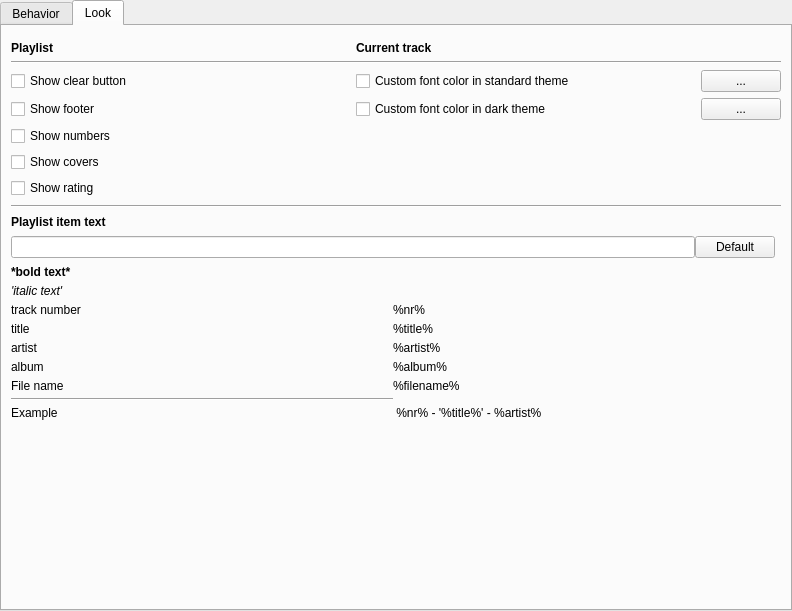
First picture: the form in src/Gui/Preferences/Playlist/GUI_PlaylistPreferences.ui, repository Inferno214221/sayonara-player, before the edit.
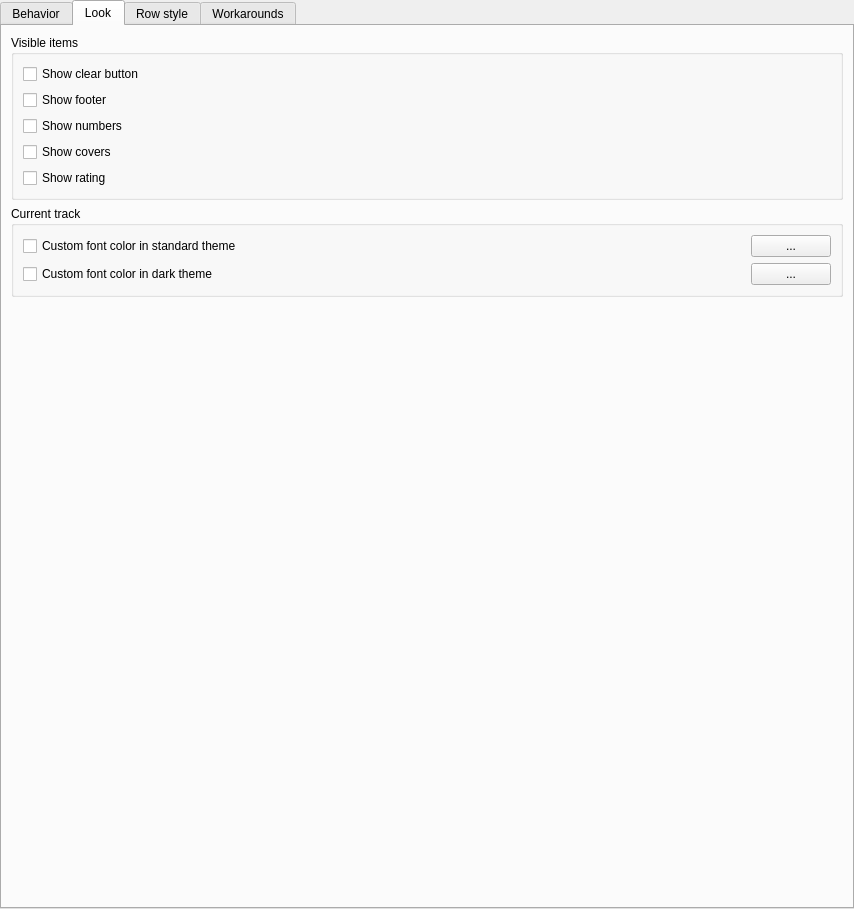
Second picture: the form after the edit. The open tabs and pages were chosen to show the change.

Commit message:
add workaround for starting in paused mode
Starting in paused mode may lead to unwanted delay when starting playback.

Patch:
```diff
--- a/src/Gui/Preferences/Playlist/GUI_PlaylistPreferences.ui
+++ b/src/Gui/Preferences/Playlist/GUI_PlaylistPreferences.ui
@@ -6,8 +6,8 @@
    <rect>
     <x>0</x>
     <y>0</y>
-    <width>792</width>
-    <height>611</height>
+    <width>854</width>
+    <height>909</height>
    </rect>
   </property>
   <layout class="QGridLayout" name="gridLayout">
@@ -179,15 +179,211 @@
       <attribute name="title">
        <string>Look</string>
       </attribute>
+      <layout class="QVBoxLayout" name="verticalLayout_7">
+       <item>
+        <widget class="QGroupBox" name="groupBox_4">
+         <property name="title">
+          <string>Visible items</string>
+         </property>
+         <layout class="QVBoxLayout" name="verticalLayout_9">
+          <item>
+           <widget class="QCheckBox" name="cbShowClearButton">
+            <property name="text">
+             <string>Show clear button</string>
+            </property>
+           </widget>
+          </item>
+          <item>
+           <widget class="QCheckBox" name="cbShowBottomBar">
+            <property name="text">
+             <string>Show footer</string>
+            </property>
+           </widget>
+          </item>
+          <item>
+           <widget class="QCheckBox" name="cbShowNumbers">
+            <property name="text">
+             <string>Show numbers</string>
+            </property>
+           </widget>
+          </item>
+          <item>
+           <widget class="QCheckBox" name="cbShowCovers">
+            <property name="text">
+             <string>Show covers</string>
+            </property>
+           </widget>
+          </item>
+          <item>
+           <widget class="QCheckBox" name="cbShowRating">
+            <property name="text">
+             <string>Show rating</string>
+            </property>
+           </widget>
+          </item>
+         </layout>
+        </widget>
+       </item>
+       <item>
+        <widget class="QGroupBox" name="groupBox_5">
+         <property name="title">
+          <string>Current track</string>
+         </property>
       <layout class="QGridLayout" name="gridLayout_3">
-       <property name="verticalSpacing">
-        <number>7</number>
-       </property>
-       <item row="11" column="0">
-        <layout class="QGridLayout" name="gridLayout_5">
-         <property name="verticalSpacing">
-          <number>5</number>
-         </property>
+          <item row="0" column="0">
+           <widget class="QCheckBox" name="cbCustomColorStandard">
+            <property name="text">
+             <string>Custom font color in standard theme</string>
+            </property>
+           </widget>
+          </item>
+          <item row="1" column="0">
+           <widget class="QCheckBox" name="cbCustomColorDark">
+            <property name="text">
+             <string>Custom font color in dark theme</string>
+            </property>
+           </widget>
+          </item>
+          <item row="1" column="1">
+           <widget class="QPushButton" name="btnCustomColorDark">
+            <property name="sizePolicy">
+             <sizepolicy hsizetype="Maximum" vsizetype="Fixed">
+              <horstretch>0</horstretch>
+              <verstretch>0</verstretch>
+             </sizepolicy>
+            </property>
+            <property name="text">
+             <string notr="true">...</string>
+            </property>
+           </widget>
+          </item>
+          <item row="0" column="1">
+           <widget class="QPushButton" name="btnCustomColorStandard">
+            <property name="sizePolicy">
+             <sizepolicy hsizetype="Maximum" vsizetype="Fixed">
+              <horstretch>0</horstretch>
+              <verstretch>0</verstretch>
+             </sizepolicy>
+            </property>
+            <property name="text">
+             <string notr="true">...</string>
+            </property>
+           </widget>
+          </item>
+         </layout>
+        </widget>
+       </item>
+       <item>
+        <spacer name="verticalSpacer">
+         <property name="orientation">
+          <enum>Qt::Vertical</enum>
+         </property>
+         <property name="sizeHint" stdset="0">
+          <size>
+           <width>20</width>
+           <height>40</height>
+          </size>
+         </property>
+        </spacer>
+       </item>
+      </layout>
+     </widget>
+     <widget class="QWidget" name="tab_3">
+      <attribute name="title">
+       <string>Row style</string>
+      </attribute>
+      <layout class="QVBoxLayout" name="verticalLayout_8">
+       <item>
+        <widget class="QGroupBox" name="groupBox_6">
+         <property name="title">
+          <string>Row style</string>
+         </property>
+         <layout class="QVBoxLayout" name="verticalLayout_10">
+          <item>
+           <layout class="QHBoxLayout" name="horizontalLayout">
+            <item>
+             <widget class="QLineEdit" name="leExpression"/>
+            </item>
+            <item>
+             <widget class="QPushButton" name="btnDefault">
+              <property name="text">
+               <string notr="true">Default</string>
+              </property>
+             </widget>
+            </item>
+            <item>
+             <widget class="QPushButton" name="btnTemplateHelp">
+              <property name="text">
+               <string>Help</string>
+              </property>
+             </widget>
+            </item>
+           </layout>
+          </item>
+          <item>
+           <widget class="QWidget" name="widgetTemplateHelp" native="true">
+            <layout class="QGridLayout" name="gridLayout_2">
+             <item row="8" column="0">
+              <widget class="QLabel" name="label_9">
+               <property name="text">
+                <string>Example</string>
+               </property>
+              </widget>
+             </item>
+             <item row="7" column="0">
+              <widget class="QLabel" name="filenameTitle">
+               <property name="text">
+                <string notr="true">File name</string>
+               </property>
+              </widget>
+             </item>
+             <item row="4" column="1">
+              <widget class="QLabel" name="label_6">
+               <property name="text">
+                <string notr="true">%title%</string>
+               </property>
+              </widget>
+             </item>
+             <item row="8" column="1">
+              <widget class="QLabel" name="label_2">
+               <property name="text">
+                <string notr="true"> %nr% - '%title%' - %artist%</string>
+               </property>
+              </widget>
+             </item>
+             <item row="7" column="1">
+              <widget class="QLabel" name="label_10">
+               <property name="text">
+                <string notr="true">%filename%</string>
+               </property>
+              </widget>
+             </item>
+             <item row="1" column="0">
+              <widget class="QLabel" name="label_4">
+               <property name="font">
+                <font>
+                 <italic>true</italic>
+                </font>
+               </property>
+               <property name="text">
+                <string>'italic text'</string>
+               </property>
+              </widget>
+             </item>
+             <item row="4" column="0">
+              <widget class="QLabel" name="labTitle">
+               <property name="text">
+                <string notr="true">title</string>
+               </property>
+              </widget>
+             </item>
+             <item row="6" column="1">
+              <widget class="QLabel" name="label_8">
+               <property name="text">
+                <string notr="true">%album%</string>
+               </property>
+              </widget>
+             </item>
          <item row="6" column="0">
           <widget class="QLabel" name="labAlbum">
            <property name="text">
@@ -209,6 +405,13 @@
            </property>
           </widget>
          </item>
+             <item row="5" column="0">
+              <widget class="QLabel" name="labArtist">
+               <property name="text">
+                <string notr="true">artist</string>
+               </property>
+              </widget>
+             </item>
          <item row="5" column="1">
           <widget class="QLabel" name="label_7">
            <property name="text">
@@ -216,21 +419,7 @@
            </property>
           </widget>
          </item>
-         <item row="8" column="0">
-          <widget class="Line" name="line_4">
-           <property name="orientation">
-            <enum>Qt::Horizontal</enum>
-           </property>
-          </widget>
-         </item>
-         <item row="5" column="0">
-          <widget class="QLabel" name="labArtist">
-           <property name="text">
-            <string notr="true">artist</string>
-           </property>
-          </widget>
-         </item>
-         <item row="1" column="0">
+             <item row="2" column="0">
           <widget class="QLabel" name="label">
            <property name="font">
             <font>
@@ -243,223 +432,57 @@
            </property>
           </widget>
          </item>
-         <item row="6" column="1">
-          <widget class="QLabel" name="label_8">
-           <property name="text">
-            <string notr="true">%album%</string>
-           </property>
-          </widget>
-         </item>
-         <item row="4" column="0">
-          <widget class="QLabel" name="labTitle">
-           <property name="text">
-            <string notr="true">title</string>
-           </property>
-          </widget>
-         </item>
-         <item row="4" column="1">
-          <widget class="QLabel" name="label_6">
-           <property name="text">
-            <string notr="true">%title%</string>
-           </property>
-          </widget>
-         </item>
-         <item row="7" column="0">
-          <widget class="QLabel" name="filenameTitle">
-           <property name="text">
-            <string notr="true">File name</string>
-           </property>
-          </widget>
-         </item>
-         <item row="7" column="1">
-          <widget class="QLabel" name="label_10">
-           <property name="text">
-            <string notr="true">%filename%</string>
-           </property>
-          </widget>
-         </item>
-         <item row="2" column="0">
-          <widget class="QLabel" name="label_4">
-           <property name="font">
-            <font>
-             <italic>true</italic>
-            </font>
-           </property>
-           <property name="text">
-            <string>'italic text'</string>
-           </property>
-          </widget>
-         </item>
-         <item row="9" column="0">
-          <widget class="QLabel" name="label_9">
-           <property name="text">
-            <string>Example</string>
-           </property>
-          </widget>
-         </item>
-         <item row="9" column="1">
-          <widget class="QLabel" name="label_2">
-           <property name="text">
-            <string notr="true"> %nr% - '%title%' - %artist%</string>
-           </property>
-          </widget>
-         </item>
-        </layout>
-       </item>
-       <item row="8" column="0" colspan="2">
-        <widget class="QLabel" name="label_3">
-         <property name="font">
-          <font>
-           <weight>75</weight>
-           <bold>true</bold>
-          </font>
-         </property>
-         <property name="text">
-          <string>Playlist item text</string>
-         </property>
+            </layout>
+           </widget>
+          </item>
+         </layout>
         </widget>
        </item>
-       <item row="10" column="0">
-        <layout class="QHBoxLayout" name="horizontalLayout">
          <item>
-          <widget class="QLineEdit" name="leExpression"/>
-         </item>
-         <item>
-          <widget class="QPushButton" name="btnDefault">
-           <property name="text">
-            <string notr="true">Default</string>
-           </property>
-          </widget>
-         </item>
-        </layout>
-       </item>
-       <item row="7" column="0" colspan="2">
-        <widget class="Line" name="line_6">
+        <widget class="Line" name="line_4">
          <property name="orientation">
           <enum>Qt::Horizontal</enum>
          </property>
         </widget>
        </item>
-       <item row="0" column="0" colspan="2">
-        <layout class="QGridLayout" name="gridLayout_7">
-         <property name="topMargin">
-          <number>6</number>
-         </property>
-         <property name="verticalSpacing">
-          <number>6</number>
-         </property>
-         <item row="5" column="0">
-          <widget class="QCheckBox" name="cbShowCovers">
-           <property name="text">
-            <string>Show covers</string>
-           </property>
-          </widget>
-         </item>
-         <item row="4" column="0">
-          <widget class="QCheckBox" name="cbShowNumbers">
-           <property name="text">
-            <string>Show numbers</string>
-           </property>
-          </widget>
-         </item>
-         <item row="2" column="0">
-          <widget class="QCheckBox" name="cbShowClearButton">
-           <property name="text">
-            <string>Show clear button</string>
-           </property>
-          </widget>
-         </item>
-         <item row="3" column="0">
-          <widget class="QCheckBox" name="cbShowBottomBar">
-           <property name="text">
-            <string>Show footer</string>
-           </property>
-          </widget>
-         </item>
-         <item row="6" column="0">
-          <widget class="QCheckBox" name="cbShowRating">
-           <property name="text">
-            <string>Show rating</string>
-           </property>
-          </widget>
-         </item>
-         <item row="0" column="0">
-          <widget class="QLabel" name="labLookPlaylist">
-           <property name="font">
-            <font>
-             <weight>75</weight>
-             <bold>true</bold>
-            </font>
-           </property>
-           <property name="text">
-            <string>Playlist</string>
-           </property>
-          </widget>
-         </item>
-         <item row="0" column="1" colspan="2">
-          <widget class="QLabel" name="labLookCurrentTrack">
-           <property name="font">
-            <font>
-             <weight>75</weight>
-             <bold>true</bold>
-            </font>
-           </property>
-           <property name="text">
-            <string>Current track</string>
-           </property>
-          </widget>
-         </item>
-         <item row="1" column="0" colspan="3">
-          <widget class="Line" name="line_2">
+       <item>
+        <spacer name="verticalSpacer_2">
            <property name="orientation">
-            <enum>Qt::Horizontal</enum>
-           </property>
-          </widget>
-         </item>
-         <item row="2" column="1">
-          <widget class="QCheckBox" name="cbCustomColorStandard">
-           <property name="text">
-            <string>Custom font color in standard theme</string>
-           </property>
-          </widget>
-         </item>
-         <item row="2" column="2">
-          <widget class="QPushButton" name="btnCustomColorStandard">
-           <property name="sizePolicy">
-            <sizepolicy hsizetype="Maximum" vsizetype="Fixed">
-             <horstretch>0</horstretch>
-             <verstretch>0</verstretch>
-            </sizepolicy>
-           </property>
-           <property name="text">
-            <string notr="true">...</string>
-           </property>
-          </widget>
-         </item>
-         <item row="3" column="2">
-          <widget class="QPushButton" name="btnCustomColorDark">
-           <property name="sizePolicy">
-            <sizepolicy hsizetype="Maximum" vsizetype="Fixed">
-             <horstretch>0</horstretch>
-             <verstretch>0</verstretch>
-            </sizepolicy>
-           </property>
+          <enum>Qt::Vertical</enum>
+         </property>
+         <property name="sizeHint" stdset="0">
+          <size>
+           <width>20</width>
+           <height>40</height>
+          </size>
+         </property>
+        </spacer>
+       </item>
+      </layout>
+     </widget>
+     <widget class="QWidget" name="tab_4">
+      <attribute name="title">
+       <string>Workarounds</string>
+      </attribute>
+      <layout class="QVBoxLayout" name="verticalLayout_11">
+       <item>
+        <widget class="QGroupBox" name="groupBox_3">
+         <property name="title">
+          <string>Workarounds</string>
+         </property>
+         <layout class="QVBoxLayout" name="verticalLayout_6">
+          <item>
+           <widget class="QCheckBox" name="cb_startupPlaybackWorkaround263">
            <property name="text">
-            <string notr="true">...</string>
+             <string notr="true">Fix startup playback issue</string>
            </property>
           </widget>
          </item>
-         <item row="3" column="1">
-          <widget class="QCheckBox" name="cbCustomColorDark">
-           <property name="text">
-            <string>Custom font color in dark theme</string>
-           </property>
-          </widget>
-         </item>
-        </layout>
-       </item>
-       <item row="14" column="0">
-        <spacer name="verticalSpacer">
+         </layout>
+        </widget>
+       </item>
+       <item>
+        <spacer name="verticalSpacer_4">
          <property name="orientation">
           <enum>Qt::Vertical</enum>
          </property>
```
Left out of the diff: 95 changed lines with no effect on the pictures. Lines whose indentation alone changed are shown as unchanged. The commit also changes 4 other files.
